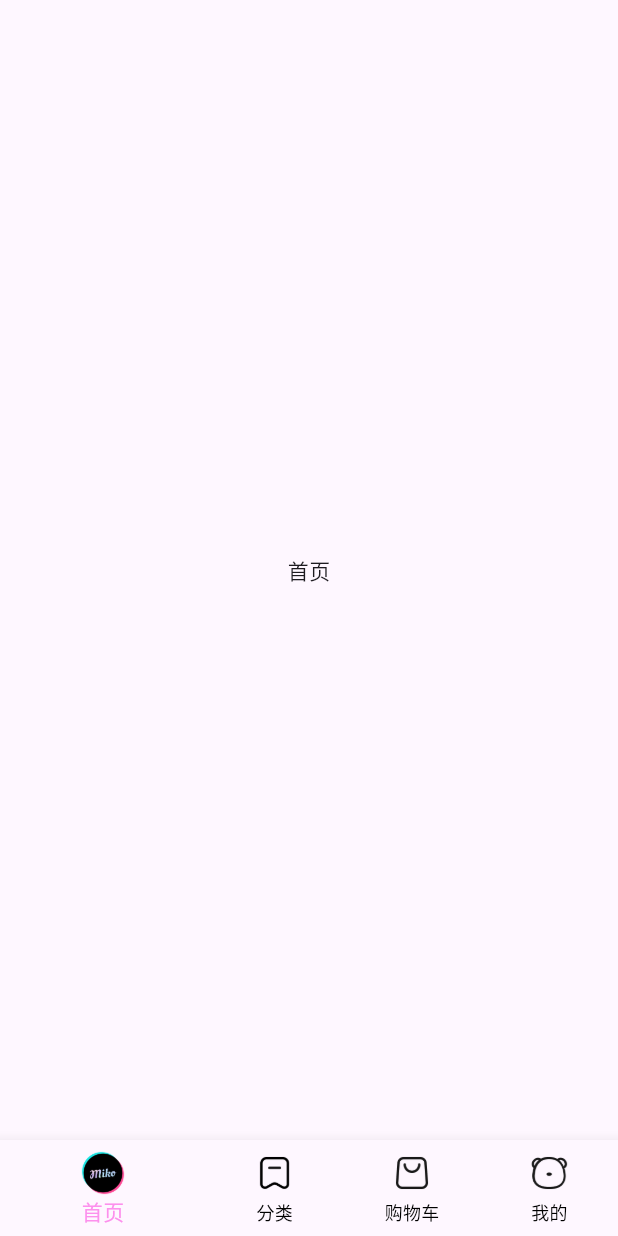
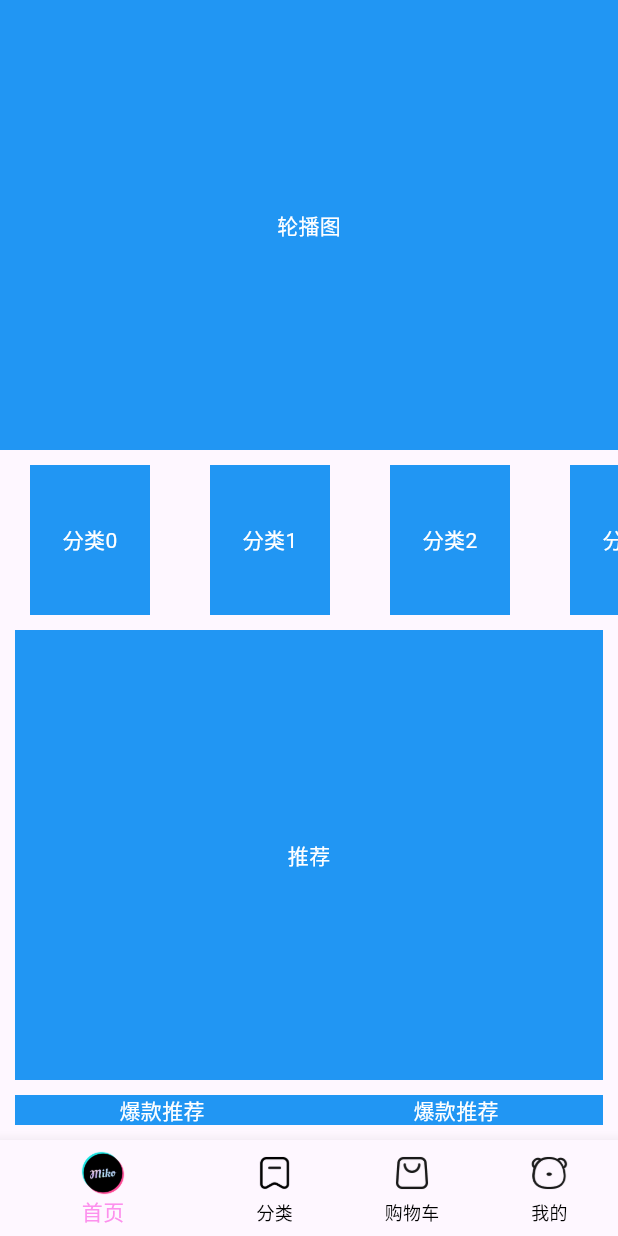
Before and after one commit to MT-Y-TM/hm_shop, a Flutter app: the screen it shows after launch, on a phone screen of 412 x 824 dp. Run offline on Flutter 3.47's test engine with Material 3 defaults, Android fonts, the phone set to English and light mode, and no system bars.

Commit message:
首页内容的组件实现

```diff
--- /dev/null
+++ b/lib/components/Home/HmCategory.dart
@@ -0,0 +1,31 @@
+import 'package:flutter/material.dart';
+
+class HmCategory extends StatefulWidget {
+  HmCategory({Key? key}) : super(key: key);
+
+  @override
+  _HmCategoryState createState() => _HmCategoryState();
+}
+
+class _HmCategoryState extends State<HmCategory> {
+  @override
+  Widget build(BuildContext context) {
+    return SizedBox(
+      height: 100,
+      child: ListView.builder(
+        scrollDirection: Axis.horizontal,
+
+        itemBuilder: (BuildContext buildcontex, int index) {
+          return Container(
+            width: 80,
+            height: 100,
+            color: Colors.blue,
+            alignment: Alignment.center,
+            margin: EdgeInsets.symmetric(horizontal: 20),
+            child: Text("分类$index", style: TextStyle(color: Colors.white)),
+          );
+        },
+      ),
+    );
+  }
+}
--- /dev/null
+++ b/lib/components/Home/HmHot.dart
@@ -0,0 +1,19 @@
+import 'package:flutter/material.dart';
+
+class HmHot extends StatefulWidget {
+  HmHot({Key? key}) : super(key: key);
+
+  @override
+  _HmHotState createState() => _HmHotState();
+}
+
+class _HmHotState extends State<HmHot> {
+  @override
+  Widget build(BuildContext context) {
+    return Container(
+      color: Colors.blue,
+      alignment: Alignment.center,
+       child: Text("爆款推荐",style: TextStyle(color: Colors.white),),
+    );
+  }
+}
--- /dev/null
+++ b/lib/components/Home/HmMoreList.dart
@@ -0,0 +1,30 @@
+import 'package:flutter/material.dart';
+
+class HmMoreList extends StatefulWidget {
+  HmMoreList({Key? key}) : super(key: key);
+
+  @override
+  _HmMoreListState createState() => _HmMoreListState();
+}
+
+class _HmMoreListState extends State<HmMoreList> {
+  @override
+  Widget build(BuildContext context) {
+    return SliverGrid.builder(
+      gridDelegate: SliverGridDelegateWithFixedCrossAxisCount(
+        crossAxisCount: 2,
+        mainAxisExtent: 300,
+        mainAxisSpacing: 10,
+        crossAxisSpacing: 10,
+
+      ),
+      itemBuilder: (BuildContext buildcontex, int index) {
+        return Container(
+          color: Colors.blue,
+          alignment: Alignment.center,
+          child: Text("商品", style: TextStyle(color: Colors.white)),
+        );
+      },
+    );
+  }
+}
--- /dev/null
+++ b/lib/components/Home/HmSlider.dart
@@ -0,0 +1,20 @@
+import 'package:flutter/material.dart';
+
+class HmSlider extends StatefulWidget {
+  HmSlider({Key? key}) : super(key: key);
+
+  @override
+  _HmSliderState createState() => _HmSliderState();
+}
+
+class _HmSliderState extends State<HmSlider> {
+  @override
+  Widget build(BuildContext context) {
+    return Container(
+      color: Colors.blue,
+      height: 300,
+      alignment: Alignment.center,
+      child: Text("轮播图", style: TextStyle(color: Colors.white)),
+    );
+  }
+}
--- /dev/null
+++ b/lib/components/Home/HmSuggestion.dart
@@ -0,0 +1,23 @@
+import 'package:flutter/material.dart';
+
+class HmSuggestion extends StatefulWidget {
+  HmSuggestion({Key? key}) : super(key: key);
+
+  @override
+  _HmSuggestionState createState() => _HmSuggestionState();
+}
+
+class _HmSuggestionState extends State<HmSuggestion> {
+  @override
+  Widget build(BuildContext context) {
+    return Padding(
+      padding: EdgeInsets.symmetric(horizontal: 10),
+      child: Container(
+        height: 300,
+        color: Colors.blue,
+        alignment: Alignment.center,
+        child: Text("推荐", style: TextStyle(color: Colors.white)),
+      ),
+    );
+  }
+}
--- a/lib/pages/Home/Home.dart
+++ b/lib/pages/Home/Home.dart
@@ -1,4 +1,9 @@
 import 'package:flutter/material.dart';
+import 'package:hm_shop/components/Home/HmCategory.dart';
+import 'package:hm_shop/components/Home/HmHot.dart';
+import 'package:hm_shop/components/Home/HmMoreList.dart';
+import 'package:hm_shop/components/Home/HmSlider.dart';
+import 'package:hm_shop/components/Home/HmSuggestion.dart';
 
 class HomeView extends StatefulWidget {
   HomeView({Key? key}) : super(key: key);
@@ -8,10 +13,34 @@ class HomeView extends StatefulWidget {
 }
 
 class _HomeViewState extends State<HomeView> {
+  List<Widget> _getScrollChidern() {
+    return [
+      SliverToBoxAdapter(child: HmSlider()),
+      SliverToBoxAdapter(child: SizedBox(height: 10)),
+      SliverToBoxAdapter(child: HmCategory()),
+      SliverToBoxAdapter(child: SizedBox(height: 10)),
+      SliverToBoxAdapter(child: HmSuggestion()),
+      SliverToBoxAdapter(child: SizedBox(height: 10)),
+      SliverToBoxAdapter(
+        child: Padding(
+          padding: EdgeInsets.symmetric(horizontal: 10),
+          child: Flex(
+            direction: Axis.horizontal,
+            children: [
+              Expanded(child: HmHot()),
+              SizedBox(height: 10),
+              Expanded(child: HmHot()),
+            ],
+          ),
+        ),
+      ),
+      SliverToBoxAdapter(child: SizedBox(height: 10)),
+      HmMoreList(), //无限滚动列表
+    ];
+  }
+
   @override
   Widget build(BuildContext context) {
-    return Center(
-       child: Text("首页"),
-    );
+    return CustomScrollView(slivers: _getScrollChidern());
   }
 }
```
